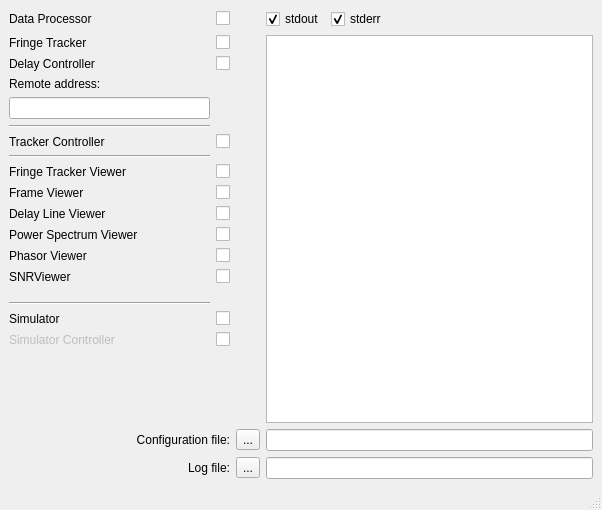
Before: the Qt Designer form Obs/Obs/Obs.ui in amjjam/obs, drawn with Qt 5.
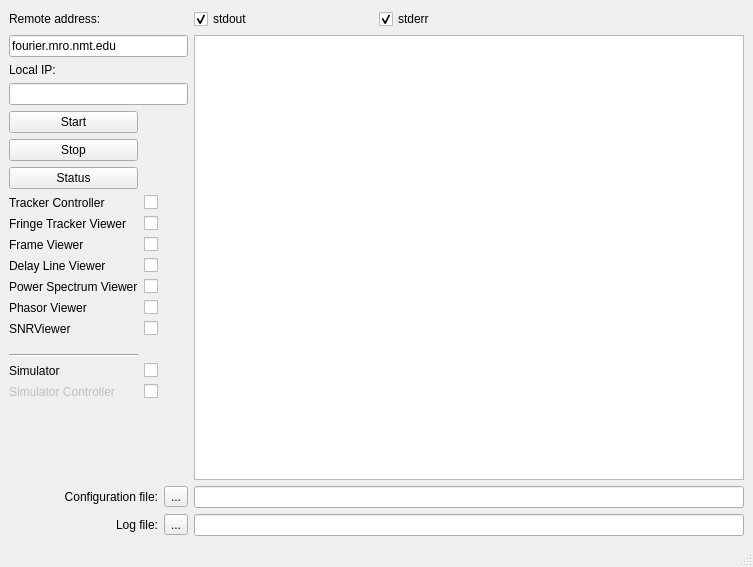
After: the same form once the commit is applied. Custom widgets are drawn as their Qt base class.

```diff
--- a/Obs/Obs/Obs.ui
+++ b/Obs/Obs/Obs.ui
@@ -6,8 +6,8 @@
    <rect>
     <x>0</x>
     <y>0</y>
-    <width>602</width>
-    <height>510</height>
+    <width>753</width>
+    <height>567</height>
    </rect>
   </property>
   <property name="windowTitle">
@@ -15,260 +15,244 @@
   </property>
   <widget class="QWidget" name="centralwidget">
    <layout class="QGridLayout" name="gridLayout">
-    <item row="19" column="2">
-     <widget class="amjLED" name="amjLED_Simulator" native="true"/>
-    </item>
-    <item row="8" column="2">
+    <item row="27" column="2">
      <widget class="amjLED" name="amjLED_TrackerController" native="true"/>
     </item>
-    <item row="22" column="4" colspan="3">
+    <item row="27" column="1">
+     <widget class="QCheckBox" name="checkBox_TrackerController">
+      <property name="text">
+       <string/>
+      </property>
+     </widget>
+    </item>
+    <item row="33" column="0">
+     <widget class="QLabel" name="label_SNRViewer">
+      <property name="text">
+       <string>SNRViewer</string>
+      </property>
+     </widget>
+    </item>
+    <item row="37" column="1">
+     <widget class="QCheckBox" name="checkBox_Simulator">
+      <property name="text">
+       <string/>
+      </property>
+     </widget>
+    </item>
+    <item row="40" column="2">
+     <widget class="QToolButton" name="toolButton_ConfigFile">
+      <property name="text">
+       <string>...</string>
+      </property>
+     </widget>
+    </item>
+    <item row="37" column="2">
+     <widget class="amjLED" name="amjLED_Simulator" native="true"/>
+    </item>
+    <item row="39" column="0">
+     <spacer name="verticalSpacer">
+      <property name="orientation">
+       <enum>Qt::Orientation::Vertical</enum>
+      </property>
+      <property name="sizeHint" stdset="0">
+       <size>
+        <width>20</width>
+        <height>40</height>
+       </size>
+      </property>
+     </spacer>
+    </item>
+    <item row="25" column="0">
+     <widget class="QPushButton" name="pushButton_stop">
+      <property name="text">
+       <string>Stop</string>
+      </property>
+     </widget>
+    </item>
+    <item row="30" column="0">
+     <widget class="QLabel" name="label_DelayLineViewer">
+      <property name="text">
+       <string>Delay Line Viewer</string>
+      </property>
+     </widget>
+    </item>
+    <item row="26" column="0">
+     <widget class="QPushButton" name="pushButton_status">
+      <property name="text">
+       <string>Status</string>
+      </property>
+     </widget>
+    </item>
+    <item row="32" column="1">
+     <widget class="QCheckBox" name="checkBox_PhasorViewer">
+      <property name="text">
+       <string/>
+      </property>
+     </widget>
+    </item>
+    <item row="40" column="0" colspan="2">
+     <widget class="QLabel" name="label_13">
+      <property name="text">
+       <string>Configuration file:</string>
+      </property>
+      <property name="alignment">
+       <set>Qt::AlignmentFlag::AlignRight|Qt::AlignmentFlag::AlignTrailing|Qt::AlignmentFlag::AlignVCenter</set>
+      </property>
+     </widget>
+    </item>
+    <item row="36" column="0">
+     <widget class="Line" name="line_3">
+      <property name="orientation">
+       <enum>Qt::Orientation::Horizontal</enum>
+      </property>
+     </widget>
+    </item>
+    <item row="40" column="4" colspan="3">
      <widget class="QLineEdit" name="lineEdit_ConfigFile"/>
     </item>
-    <item row="2" column="2" alignment="Qt::AlignVCenter">
-     <widget class="amjLED" name="amjLED_DataProcessor" native="true"/>
+    <item row="24" column="0">
+     <widget class="QPushButton" name="pushButton_start">
+      <property name="text">
+       <string>Start</string>
+      </property>
+     </widget>
     </item>
-    <item row="20" column="2">
-     <widget class="amjLED" name="amjLED_SimulatorController" native="true"/>
+    <item row="31" column="1">
+     <widget class="QCheckBox" name="checkBox_PowerSpectrumViewer">
+      <property name="text">
+       <string/>
+      </property>
+     </widget>
     </item>
-    <item row="14" column="0">
+    <item row="37" column="0">
+     <widget class="QLabel" name="label_Simulator">
+      <property name="text">
+       <string>Simulator</string>
+      </property>
+     </widget>
+    </item>
+    <item row="38" column="1">
+     <widget class="QCheckBox" name="checkBox_SimulatorController">
+      <property name="text">
+       <string/>
+      </property>
+     </widget>
+    </item>
+    <item row="29" column="0">
+     <widget class="QLabel" name="label_FrameViewer">
+      <property name="text">
+       <string>Frame Viewer</string>
+      </property>
+     </widget>
+    </item>
+    <item row="33" column="2">
+     <widget class="amjLED" name="amjLED_SNRViewer" native="true"/>
+    </item>
+    <item row="32" column="0">
      <widget class="QLabel" name="label_PhasorViewer">
       <property name="text">
        <string>Phasor Viewer</string>
       </property>
      </widget>
     </item>
-    <item row="10" column="1">
+    <item row="38" column="0">
+     <widget class="QLabel" name="label_SimulatorController">
+      <property name="enabled">
+       <bool>false</bool>
+      </property>
+      <property name="text">
+       <string>Simulator Controller</string>
+      </property>
+     </widget>
+    </item>
+    <item row="28" column="1">
      <widget class="QCheckBox" name="checkBox_FringeTrackerViewer">
       <property name="text">
        <string/>
       </property>
      </widget>
     </item>
-    <item row="12" column="1">
+    <item row="41" column="0" colspan="2">
+     <widget class="QLabel" name="label_14">
+      <property name="text">
+       <string>Log file:</string>
+      </property>
+      <property name="alignment">
+       <set>Qt::AlignmentFlag::AlignRight|Qt::AlignmentFlag::AlignTrailing|Qt::AlignmentFlag::AlignVCenter</set>
+      </property>
+     </widget>
+    </item>
+    <item row="33" column="1">
+     <widget class="QCheckBox" name="checkBox_SNRViewer">
+      <property name="text">
+       <string/>
+      </property>
+     </widget>
+    </item>
+    <item row="29" column="2">
+     <widget class="amjLED" name="amjLED_FrameViewer" native="true"/>
+    </item>
+    <item row="29" column="1">
+     <widget class="QCheckBox" name="checkBox_FrameViewer">
+      <property name="text">
+       <string/>
+      </property>
+     </widget>
+    </item>
+    <item row="31" column="2">
+     <widget class="amjLED" name="amjLED_PowerSpectrumViewer" native="true"/>
+    </item>
+    <item row="30" column="1">
      <widget class="QCheckBox" name="checkBox_DelayLineViewer">
       <property name="text">
        <string/>
       </property>
      </widget>
     </item>
-    <item row="6" column="0">
-     <widget class="QLineEdit" name="lineEdit"/>
-    </item>
-    <item row="8" column="0">
+    <item row="27" column="0">
      <widget class="QLabel" name="label_TrackerController">
       <property name="text">
        <string>Tracker Controller</string>
       </property>
      </widget>
     </item>
-    <item row="5" column="0">
-     <widget class="QLabel" name="label">
-      <property name="text">
-       <string>Remote address:</string>
-      </property>
-     </widget>
-    </item>
-    <item row="11" column="1">
-     <widget class="QCheckBox" name="checkBox_FrameViewer">
-      <property name="text">
-       <string/>
-      </property>
-     </widget>
-    </item>
-    <item row="13" column="1">
-     <widget class="QCheckBox" name="checkBox_PowerSpectrumViewer">
-      <property name="text">
-       <string/>
-      </property>
-     </widget>
-    </item>
-    <item row="2" column="5">
-     <widget class="QCheckBox" name="checkBox_stderr">
-      <property name="text">
-       <string>stderr</string>
-      </property>
-      <property name="checked">
-       <bool>true</bool>
-      </property>
-     </widget>
-    </item>
-    <item row="4" column="2">
-     <widget class="amjLED" name="amjLED_DelayController" native="true"/>
-    </item>
-    <item row="20" column="1">
-     <widget class="QCheckBox" name="checkBox_SimulatorController">
-      <property name="text">
-       <string/>
-      </property>
-     </widget>
-    </item>
-    <item row="11" column="0">
-     <widget class="QLabel" name="label_FrameViewer">
-      <property name="text">
-       <string>Frame Viewer</string>
-      </property>
-     </widget>
-    </item>
-    <item row="2" column="1" alignment="Qt::AlignVCenter">
-     <widget class="QCheckBox" name="checkBox_DataProcessor">
-      <property name="text">
-       <string/>
-      </property>
-     </widget>
-    </item>
-    <item row="3" column="0">
-     <widget class="QLabel" name="label_FringeTracker">
-      <property name="text">
-       <string>Fringe Tracker</string>
-      </property>
-     </widget>
-    </item>
-    <item row="2" column="6">
-     <spacer name="horizontalSpacer">
-      <property name="orientation">
-       <enum>Qt::Horizontal</enum>
-      </property>
-      <property name="sizeHint" stdset="0">
-       <size>
-        <width>40</width>
-        <height>20</height>
-       </size>
-      </property>
-     </spacer>
-    </item>
-    <item row="11" column="2">
-     <widget class="amjLED" name="amjLED_FrameViewer" native="true"/>
-    </item>
-    <item row="10" column="0">
-     <widget class="QLabel" name="label_FringeTrackerViewer">
-      <property name="text">
-       <string>Fringe Tracker Viewer</string>
-      </property>
-     </widget>
-    </item>
-    <item row="3" column="2">
-     <widget class="amjLED" name="amjLED_FringeTracker" native="true"/>
-    </item>
-    <item row="13" column="0">
+    <item row="31" column="0">
      <widget class="QLabel" name="label_PowerSpectrumViewer">
       <property name="text">
        <string>Power Spectrum Viewer</string>
       </property>
      </widget>
     </item>
-    <item row="8" column="1">
-     <widget class="QCheckBox" name="checkBox_TrackerController">
-      <property name="text">
-       <string/>
-      </property>
-     </widget>
+    <item row="41" column="4" colspan="3">
+     <widget class="QLineEdit" name="lineEdit_LogFile"/>
     </item>
-    <item row="21" column="0">
-     <spacer name="verticalSpacer">
-      <property name="orientation">
-       <enum>Qt::Vertical</enum>
-      </property>
-      <property name="sizeHint" stdset="0">
-       <size>
-        <width>20</width>
-        <height>40</height>
-       </size>
-      </property>
-     </spacer>
-    </item>
-    <item row="10" column="2">
+    <item row="28" column="2">
      <widget class="amjLED" name="amjLED_FringeTrackerViewer" native="true"/>
     </item>
-    <item row="23" column="2">
+    <item row="32" column="2">
+     <widget class="amjLED" name="amjLED_PhasorViewer" native="true"/>
+    </item>
+    <item row="38" column="2">
+     <widget class="amjLED" name="amjLED_SimulatorController" native="true"/>
+    </item>
+    <item row="41" column="2">
      <widget class="QToolButton" name="toolButton_LogFile">
       <property name="text">
        <string>...</string>
       </property>
      </widget>
     </item>
-    <item row="9" column="0">
-     <widget class="Line" name="line_2">
-      <property name="orientation">
-       <enum>Qt::Horizontal</enum>
-      </property>
-     </widget>
+    <item row="30" column="2">
+     <widget class="amjLED" name="amjLED_DelayLineViewer" native="true"/>
     </item>
-    <item row="4" column="1">
-     <widget class="QCheckBox" name="checkBox_DelayController">
+    <item row="28" column="0">
+     <widget class="QLabel" name="label_FringeTrackerViewer">
       <property name="text">
-       <string/>
+       <string>Fringe Tracker Viewer</string>
       </property>
      </widget>
     </item>
-    <item row="22" column="0" colspan="2">
-     <widget class="QLabel" name="label_13">
-      <property name="text">
-       <string>Configuration file:</string>
-      </property>
-      <property name="alignment">
-       <set>Qt::AlignRight|Qt::AlignTrailing|Qt::AlignVCenter</set>
-      </property>
-     </widget>
-    </item>
-    <item row="19" column="1">
-     <widget class="QCheckBox" name="checkBox_Simulator">
-      <property name="text">
-       <string/>
-      </property>
-     </widget>
-    </item>
-    <item row="7" column="0">
-     <widget class="Line" name="line">
-      <property name="orientation">
-       <enum>Qt::Horizontal</enum>
-      </property>
-     </widget>
-    </item>
-    <item row="14" column="1">
-     <widget class="QCheckBox" name="checkBox_PhasorViewer">
-      <property name="text">
-       <string/>
-      </property>
-     </widget>
-    </item>
-    <item row="23" column="4" colspan="3">
-     <widget class="QLineEdit" name="lineEdit_LogFile"/>
-    </item>
-    <item row="13" column="2">
-     <widget class="amjLED" name="amjLED_PowerSpectrumViewer" native="true"/>
-    </item>
-    <item row="22" column="2">
-     <widget class="QToolButton" name="toolButton_ConfigFile">
-      <property name="text">
-       <string>...</string>
-      </property>
-     </widget>
-    </item>
-    <item row="23" column="0" colspan="2">
-     <widget class="QLabel" name="label_14">
-      <property name="text">
-       <string>Log file:</string>
-      </property>
-      <property name="alignment">
-       <set>Qt::AlignRight|Qt::AlignTrailing|Qt::AlignVCenter</set>
-      </property>
-     </widget>
-    </item>
-    <item row="4" column="0">
-     <widget class="QLabel" name="label_DelayController">
-      <property name="text">
-       <string>Delay Controller</string>
-      </property>
-     </widget>
-    </item>
-    <item row="18" column="0">
-     <widget class="Line" name="line_3">
-      <property name="orientation">
-       <enum>Qt::Horizontal</enum>
-      </property>
-     </widget>
-    </item>
-    <item row="2" column="4">
+    <item row="6" column="4">
      <widget class="QCheckBox" name="checkBox_stdout">
       <property name="text">
        <string>stdout</string>
@@ -278,73 +262,65 @@
       </property>
      </widget>
     </item>
-    <item row="3" column="1">
-     <widget class="QCheckBox" name="checkBox_FringeTracker">
+    <item row="6" column="5">
+     <widget class="QCheckBox" name="checkBox_stderr">
       <property name="text">
-       <string/>
+       <string>stderr</string>
       </property>
-     </widget>
-    </item>
-    <item row="14" column="2">
-     <widget class="amjLED" name="amjLED_PhasorViewer" native="true"/>
-    </item>
-    <item row="2" column="0" alignment="Qt::AlignVCenter">
-     <widget class="QLabel" name="label_DataProcessor">
-      <property name="text">
-       <string>Data Processor</string>
+      <property name="checked">
+       <bool>true</bool>
       </property>
      </widget>
     </item>
-    <item row="20" column="0">
-     <widget class="QLabel" name="label_SimulatorController">
-      <property name="enabled">
-       <bool>false</bool>
+    <item row="6" column="6">
+     <spacer name="horizontalSpacer">
+      <property name="orientation">
+       <enum>Qt::Orientation::Horizontal</enum>
       </property>
-      <property name="text">
-       <string>Simulator Controller</string>
+      <property name="sizeHint" stdset="0">
+       <size>
+        <width>40</width>
+        <height>20</height>
+       </size>
       </property>
-     </widget>
+     </spacer>
     </item>
-    <item row="15" column="0">
-     <widget class="QLabel" name="label_SNRViewer">
-      <property name="text">
-       <string>SNRViewer</string>
-      </property>
-     </widget>
-    </item>
-    <item row="12" column="2">
-     <widget class="amjLED" name="amjLED_DelayLineViewer" native="true"/>
-    </item>
-    <item row="19" column="0">
-     <widget class="QLabel" name="label_Simulator">
-      <property name="text">
-       <string>Simulator</string>
-      </property>
-     </widget>
-    </item>
-    <item row="3" column="4" rowspan="19" colspan="3">
+    <item row="21" column="4" rowspan="19" colspan="3">
      <widget class="QTextEdit" name="textEdit_log">
+      <property name="sizePolicy">
+       <sizepolicy hsizetype="Expanding" vsizetype="Expanding">
+        <horstretch>1</horstretch>
+        <verstretch>0</verstretch>
+       </sizepolicy>
+      </property>
       <property name="readOnly">
        <bool>true</bool>
       </property>
      </widget>
     </item>
-    <item row="12" column="0">
-     <widget class="QLabel" name="label_DelayLineViewer">
+    <item row="21" column="0" colspan="3">
+     <widget class="QLineEdit" name="lineEdit_remote_address">
       <property name="text">
-       <string>Delay Line Viewer</string>
+       <string>fourier.mro.nmt.edu</string>
       </property>
      </widget>
     </item>
-    <item row="15" column="1">
-     <widget class="QCheckBox" name="checkBox_SNRViewer">
+    <item row="23" column="0" colspan="3">
+     <widget class="QLineEdit" name="lineEdit_local_IP"/>
+    </item>
+    <item row="6" column="0" colspan="3">
+     <widget class="QLabel" name="label">
       <property name="text">
-       <string/>
+       <string>Remote address:</string>
       </property>
      </widget>
     </item>
-    <item row="15" column="2">
-     <widget class="amjLED" name="amjLED_SNRViewer" native="true"/>
+    <item row="22" column="0" colspan="3">
+     <widget class="QLabel" name="label_3">
+      <property name="text">
+       <string>Local IP:</string>
+      </property>
+     </widget>
     </item>
    </layout>
   </widget>
```
Left out of the diff: 5 changed lines with no effect on the pictures.
